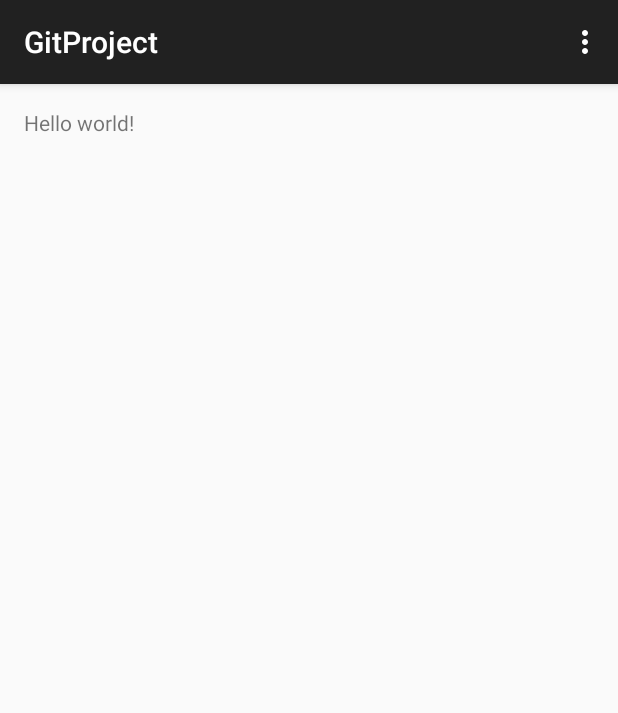
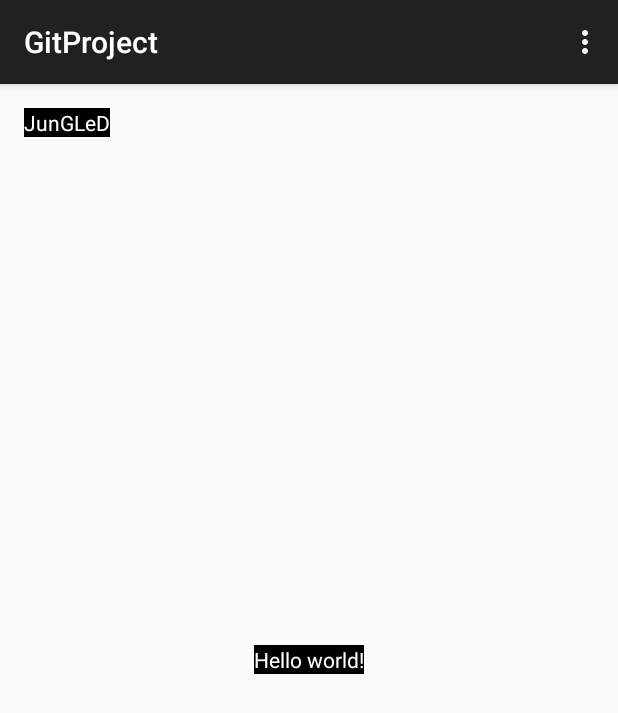
Before and after one commit to jungled2014/GitProject, an Android app: the screen it shows after launch (MainActivity), on a phone screen of 412 x 824 dp. Shown: the top 713 px of the screen. Run offline under Robolectric (Android 15) with nearby library versions, the phone set to English and light mode, and no system bars.

Commit message:
add a textview

```diff
--- a/app/src/main/java/com/example/jungled/gitproject/MainActivity.java
+++ b/app/src/main/java/com/example/jungled/gitproject/MainActivity.java
@@ -9,6 +9,7 @@ import android.widget.TextView;
 
 public class MainActivity extends ActionBarActivity {
     private TextView text;
+    private TextView text1;
     @Override
     protected void onCreate(Bundle savedInstanceState) {
         super.onCreate(savedInstanceState);
--- a/app/src/main/res/layout/activity_main.xml
+++ b/app/src/main/res/layout/activity_main.xml
@@ -5,7 +5,19 @@
     android:paddingTop="@dimen/activity_vertical_margin"
     android:paddingBottom="@dimen/activity_vertical_margin" tools:context=".MainActivity">
 
-    <TextView android:text="@string/hello_world" android:layout_width="wrap_content"
-        android:layout_height="wrap_content" />
+    <TextView android:text="@string/name" android:layout_width="wrap_content"
+        android:layout_height="wrap_content"
+        android:textColor="@color/white"
+        android:background="@color/black"
+        />
+
+    <TextView
+        android:layout_width="wrap_content"
+        android:layout_height="wrap_content"
+        android:textColor="@color/white"
+        android:background="@color/black"
+        android:layout_centerInParent="true"
+        android:text="@string/hello_world"
+        />
 
 </RelativeLayout>
--- a/app/src/main/res/values/strings.xml
+++ b/app/src/main/res/values/strings.xml
@@ -3,4 +3,5 @@
 
     <string name="hello_world">Hello world!</string>
     <string name="action_settings">Settings</string>
+    <string name="name">JunGLeD</string>
 </resources>
```
Also changed, not shown: 1 other file.
